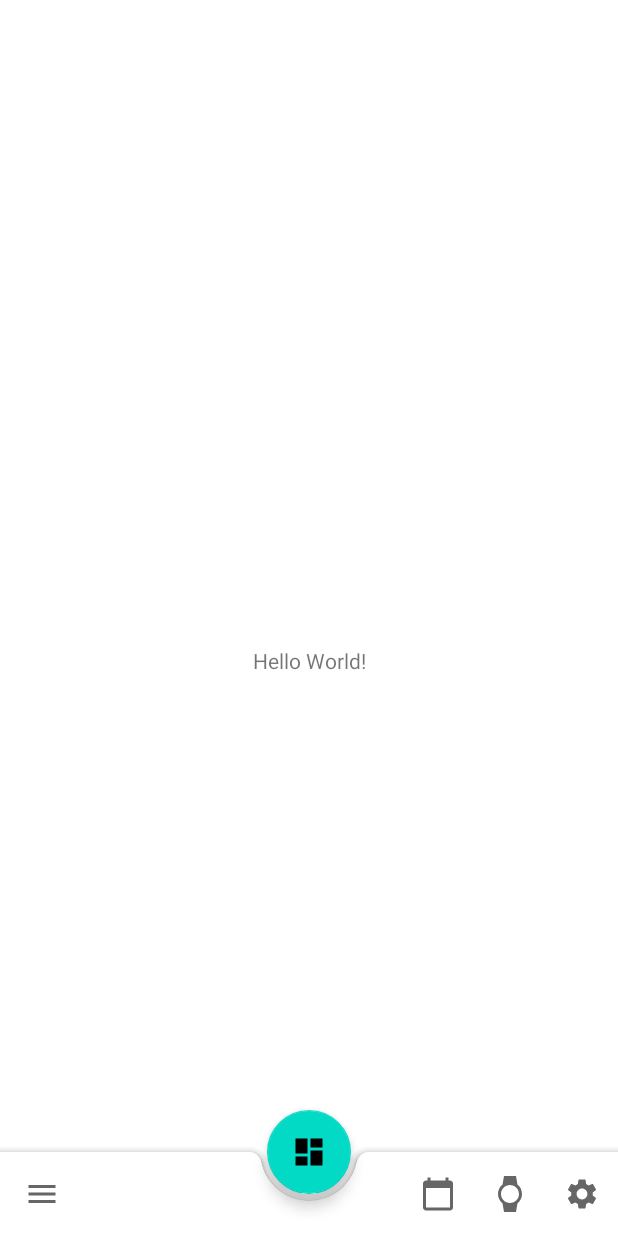
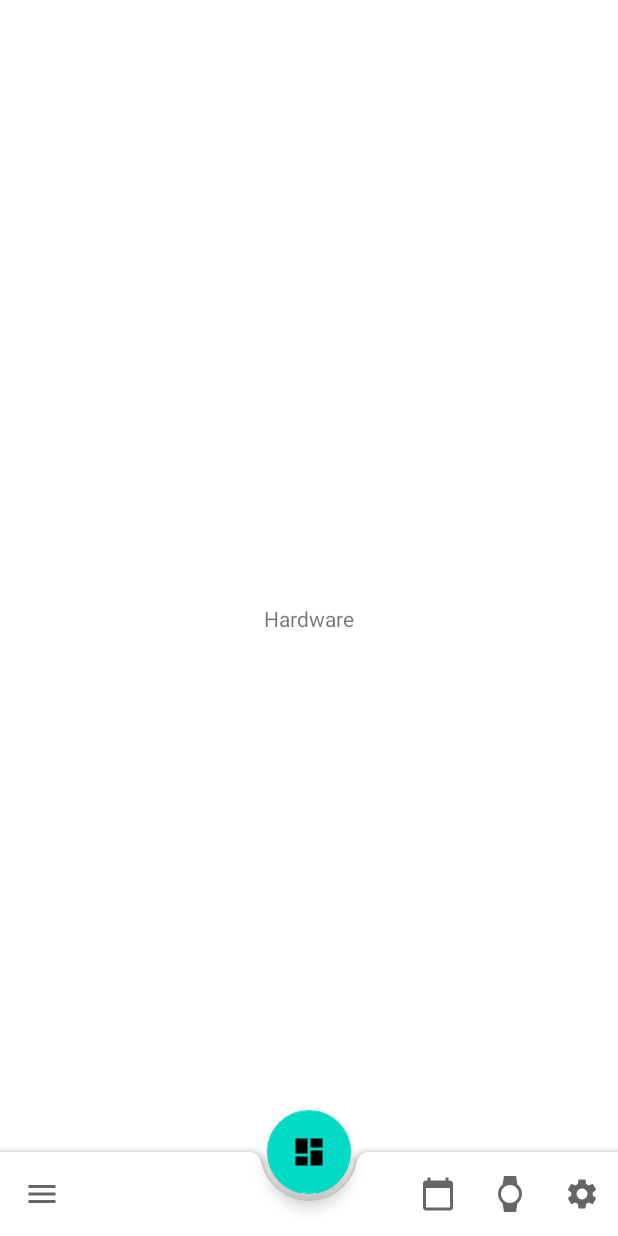
Before and after one commit to SunnyDong-xyd/Coriander, an Android app: the screen it shows after launch (MainActivity before the commit, HardwareActivity after it), after a tap on "Hardware", on a phone screen of 412 x 824 dp. Run offline under Robolectric (Android 15) with nearby library versions, the phone set to English and light mode, and no system bars.

Commit message:
Added HardwareActivity and related layout/functionality/navigation initialization.

```diff
--- a/app/src/main/AndroidManifest.xml
+++ b/app/src/main/AndroidManifest.xml
@@ -9,8 +9,9 @@
         android:roundIcon="@mipmap/ic_launcher_round"
         android:supportsRtl="true"
         android:theme="@style/Theme.Coriander">
-        <activity android:name=".PanicActivity"></activity>
-        <activity android:name=".BaseActivity"></activity>
+        <activity android:name=".HardwareActivity"></activity>
+        <activity android:name=".PanicActivity" />
+        <activity android:name=".BaseActivity" />
         <activity
             android:name=".MainActivity"
             android:label="@string/app_name">
--- a/app/src/main/java/com/example/coriander/BaseActivity.java
+++ b/app/src/main/java/com/example/coriander/BaseActivity.java
@@ -48,7 +48,7 @@ public abstract class BaseActivity extends AppCompatActivity {
                 return true;
             case R.id.app_bar_hardware:
                 //Hardware functionality
-                Toast.makeText(getApplicationContext(), "Hardware", Toast.LENGTH_LONG).show();
+                startActivity(new Intent(getApplicationContext(), HardwareActivity.class));
                 return true;
             case R.id.app_bar_settings:
                 //Settings (fragment?);
--- /dev/null
+++ b/app/src/main/java/com/example/coriander/HardwareActivity.java
@@ -0,0 +1,15 @@
+package com.example.coriander;
+
+import androidx.appcompat.app.AppCompatActivity;
+
+import android.os.Bundle;
+
+public class HardwareActivity extends BaseActivity {
+
+    @Override
+    protected void onCreate(Bundle savedInstanceState) {
+        super.onCreate(savedInstanceState);
+        setContentView(R.layout.activity_hardware);
+        super.loadBaseElements();
+    }
+}
--- a/app/src/main/java/com/example/coriander/MainActivity.java
+++ b/app/src/main/java/com/example/coriander/MainActivity.java
@@ -3,9 +3,16 @@ package com.example.coriander;
 import android.os.Bundle;
 
 public class MainActivity extends BaseActivity {
-    //REMINDER: Change all hardcoded strings in xml files to @string resource
-    //Note: May want to change activity transition animations
-    //@Override
+    //REMINDER: Change all hardcoded strings in xml files to @string resource.
+    /*
+    - Note: May want to change activity transition animations
+    - Note: Review behaviour on clicking navigation button on the same activity as the navigation target.
+        Suggested behaviour is to return to default activity and close open fragments without transition animation.
+    - Note: Also change back button functionality to always reset history on returning to main menu.
+        Possibly add popup interface to close app on last back
+    */
+
+    @Override
     protected void onCreate(Bundle savedInstanceState) {
         super.onCreate(savedInstanceState);
         setContentView(R.layout.activity_main);
--- /dev/null
+++ b/app/src/main/res/layout/activity_hardware.xml
@@ -0,0 +1,20 @@
+<?xml version="1.0" encoding="utf-8"?>
+<androidx.constraintlayout.widget.ConstraintLayout xmlns:android="http://schemas.android.com/apk/res/android"
+    xmlns:app="http://schemas.android.com/apk/res-auto"
+    xmlns:tools="http://schemas.android.com/tools"
+    android:layout_width="match_parent"
+    android:layout_height="match_parent"
+    tools:context=".HardwareActivity">
+
+    <include layout="@layout/activity_base"/>
+
+    <TextView
+        android:layout_width="wrap_content"
+        android:layout_height="wrap_content"
+        android:text="Hardware"
+        app:layout_constraintBottom_toBottomOf="parent"
+        app:layout_constraintLeft_toLeftOf="parent"
+        app:layout_constraintRight_toRightOf="parent"
+        app:layout_constraintTop_toTopOf="parent" />
+
+</androidx.constraintlayout.widget.ConstraintLayout>
```
